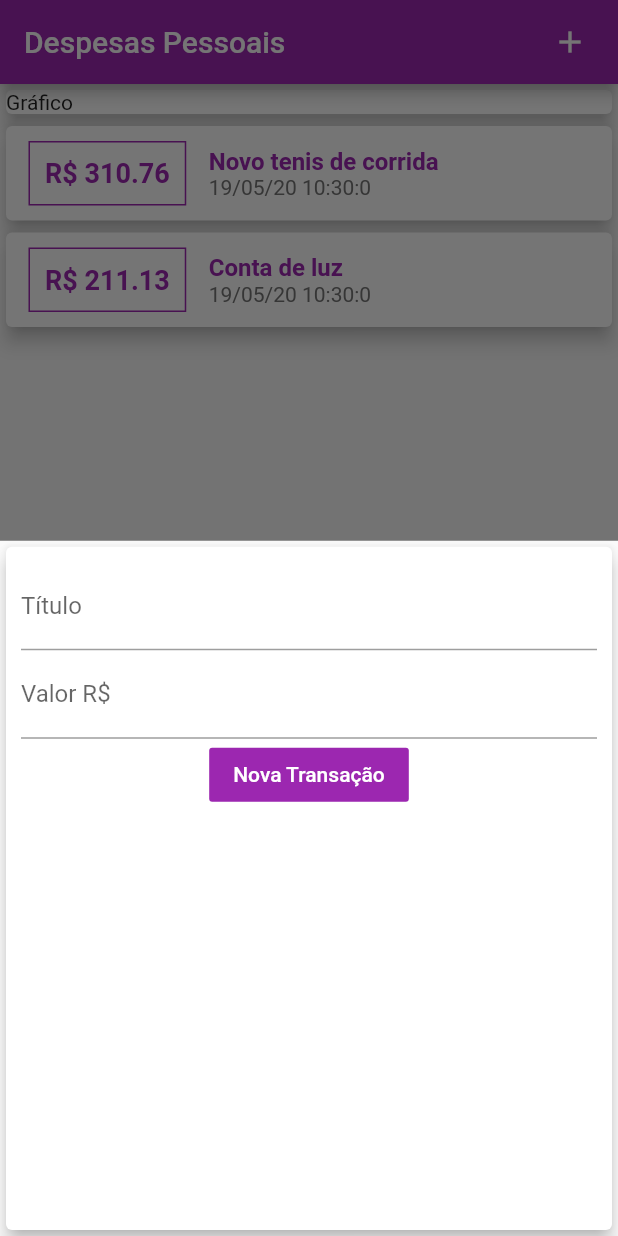
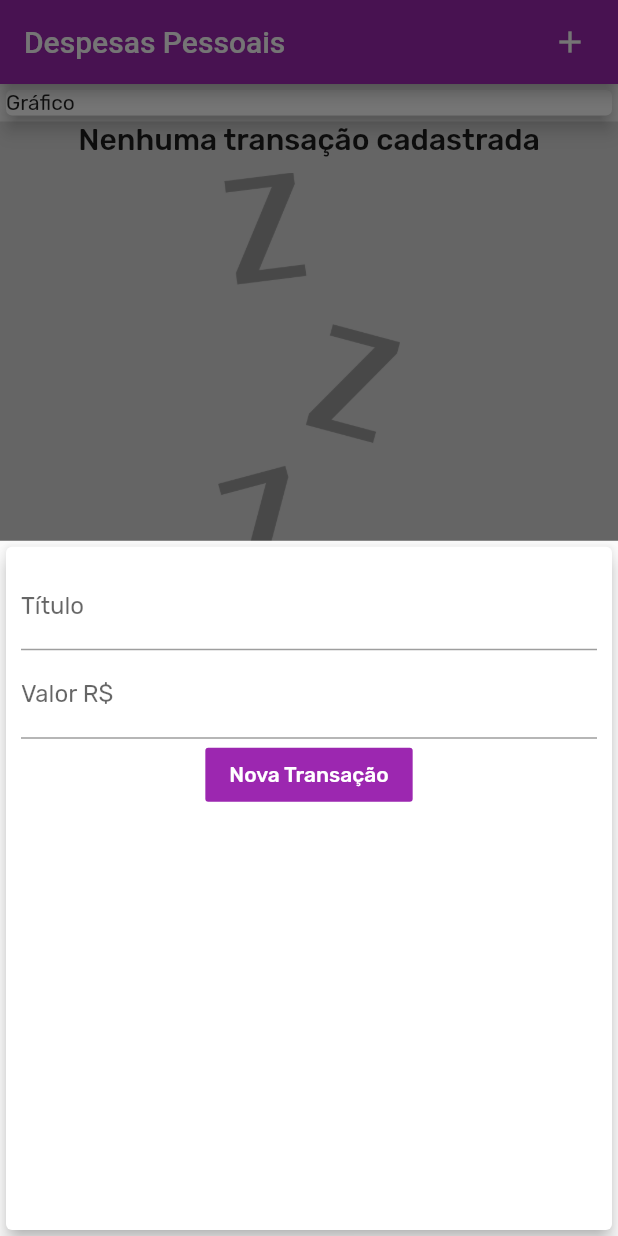
Before and after one commit to hansmboron/Despesas-Pessoais, a Flutter app: the screen it shows after launch, after a tap on the "add" icon, on a phone screen of 412 x 824 dp. Run offline on Flutter 3.47's test engine with Material 2 defaults, Android fonts, the phone set to English and light mode, and no system bars; our stand-ins replace google_fonts.

Commit message:
fonts e img

```diff
--- a/lib/components/transaction-list.dart
+++ b/lib/components/transaction-list.dart
@@ -9,8 +9,24 @@ class TransactionList extends StatelessWidget {
   @override
   Widget build(BuildContext context) {
     return Container(
-      height: MediaQuery.of(context).size.height / 2.1,
-      child: ListView.builder(
+      color: Colors.black12,
+      height: MediaQuery.of(context).size.height / 1.5,
+      child: transactions.isEmpty
+          ? Column(
+              children: <Widget>[
+                Text(
+                  'Nenhuma transação cadastrada',
+                  style: Theme.of(context).textTheme.headline6,
+                ),
+                SizedBox(height: 10),
+                Image.asset(
+                  'assets/img/waiting.png',
+                  height: MediaQuery.of(context).size.height / 3.0,
+                  color: Colors.grey,
+                )
+              ],
+            )
+          : ListView.builder(
               itemCount: transactions.length,
               itemBuilder: (ctx, index) {
                 final tr = transactions[index];
@@ -19,10 +35,11 @@ class TransactionList extends StatelessWidget {
                   child: Row(
                     children: <Widget>[
                       Container(
-                  margin: EdgeInsets.symmetric(horizontal: 15, vertical: 10),
+                        margin:
+                            EdgeInsets.symmetric(horizontal: 15, vertical: 10),
                         decoration: BoxDecoration(
-                      border:
-                          Border.all(color: Theme.of(context).primaryColor)),
+                            border: Border.all(
+                                color: Theme.of(context).primaryColor)),
                         padding: EdgeInsets.all(10),
                         child: Text(
                           'R\$ ' + tr.value.toStringAsFixed(2),
--- a/lib/main.dart
+++ b/lib/main.dart
@@ -1,4 +1,5 @@
 import 'package:despesas_pessoais/pages/home.dart';
+import 'package:google_fonts/google_fonts.dart';
 import 'package:flutter/material.dart';
 
 void main() {
@@ -14,6 +15,7 @@ class ExpensesApp extends StatelessWidget {
       theme: ThemeData(
         primarySwatch: Colors.purple,
         accentColor: Colors.indigo,
+        textTheme: GoogleFonts.rubikTextTheme(),
         visualDensity: VisualDensity.adaptivePlatformDensity,
       ),
       home: Home(),
--- a/lib/pages/home.dart
+++ b/lib/pages/home.dart
@@ -19,19 +19,19 @@ class _HomeState extends State<Home> {
         });
   }
 
-  final _transaction = [
-    Transaction(
-      id: 't1',
-      title: 'Novo tenis de corrida',
-      value: 310.76,
-      dateTime: DateTime.now(),
-    ),
-    Transaction(
-      id: 't2',
-      title: 'Conta de luz',
-      value: 211.13,
-      dateTime: DateTime.now(),
-    ),
+  final List<Transaction> _transaction = [
+    // Transaction(
+    //   id: 't1',
+    //   title: 'Novo tenis de corrida',
+    //   value: 310.76,
+    //   dateTime: DateTime.now(),
+    // ),
+    // Transaction(
+    //   id: 't2',
+    //   title: 'Conta de luz',
+    //   value: 211.13,
+    //   dateTime: DateTime.now(),
+    // ),
   ];
 
   _addTransaction(String title, double value) {
--- a/pubspec.yaml
+++ b/pubspec.yaml
@@ -12,6 +12,7 @@ dependencies:
   flutter:
     sdk: flutter
   intl: ^0.16.1
+  google_fonts: ^1.1.0
 
 
   cupertino_icons: ^0.1.3
@@ -21,5 +22,7 @@ dev_dependencies:
     sdk: flutter
 
 flutter:
+  uses-material-design: true
 
-  uses-material-design: true
+  assets:
+    - assets/img/waiting.png
```
Also changed, not shown: assets/fonts/BalooChettan2-Bold.ttf (added), assets/fonts/BalooChettan2-ExtraBold.ttf (added), assets/fonts/BalooChettan2-Medium.ttf (added), assets/fonts/BalooChettan2-Regular.ttf (added), assets/fonts/BalooChettan2-SemiBold.ttf (added), assets/fonts/BalsamiqSans-Bold.ttf (added), assets/fonts/BalsamiqSans-Regular.ttf (added), assets/img/waiting.png (added), pubspec.lock. Lines whose indentation alone changed are shown as unchanged.
